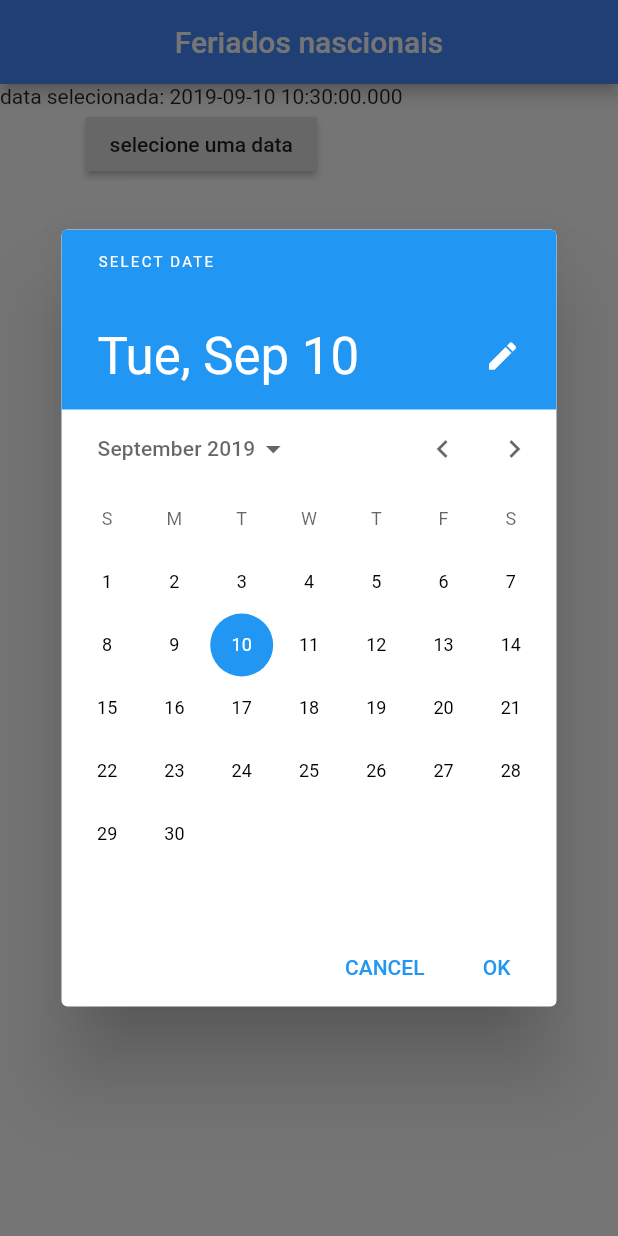
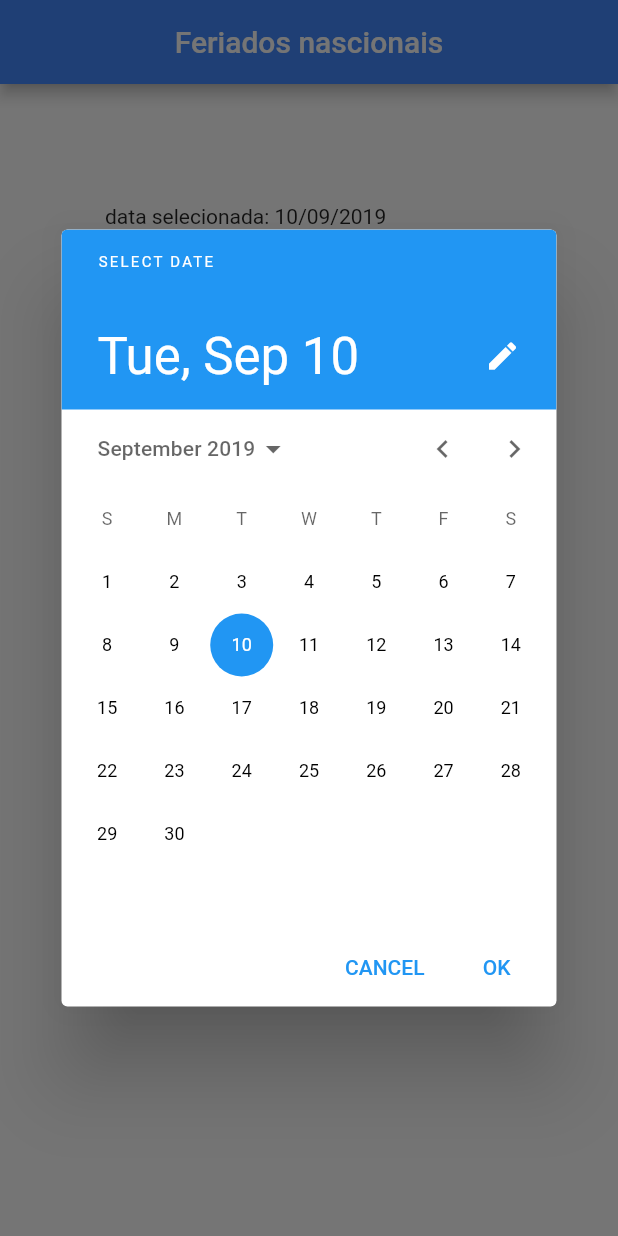
Before and after one commit to Izael-Moreno-Jr/App_pmovel, a Flutter app: the screen it shows after launch, after a tap on "selecione uma data", on a phone screen of 412 x 824 dp. Run offline on Flutter 3.47's test engine with Material 2 defaults, Android fonts, the phone set to English and light mode, and no system bars; network calls fail.

Commit message:
alteracao do formato da data para o formato visto no  brasil, reposicionamento do botao e texto, e alteracao na cor do botao

```diff
--- a/meu_app_izael/lib/main.dart
+++ b/meu_app_izael/lib/main.dart
@@ -3,6 +3,9 @@ import 'dart:async';
 import 'package:http/http.dart' as http;
 import 'dart:convert';
 import 'package:flutter/services.dart';
+import 'package:intl/intl.dart';
+
+var resBodyDate;
 
 void main() => runApp(MaterialApp(
     debugShowCheckedModeBanner: false,
@@ -26,7 +29,7 @@ class _HomeState extends State<Home> {
 
     if(escolhido != null && escolhido != _data){
 
-      print('data selecionada: ${_data.toString()}');
+      print(DateFormat('dd/MMMM/yyyy').format(_data));
       setState(() {
         _data = escolhido;
       });
@@ -40,7 +43,8 @@ class _HomeState extends State<Home> {
 
     http.Response resposta = await http.get(apiUrl);
 
-    var resBodyDate = json.decode(resposta.body);
+
+    resBodyDate = json.decode(resposta.body);
 
     if(resposta.statusCode==200){
       //Tudo Saiu Bem
@@ -81,17 +85,22 @@ class _HomeState extends State<Home> {
                   ),
                 );
               } else{
+
+                print(resBodyDate);
+
                 return SingleChildScrollView(
+                  padding: EdgeInsets.only(left: 70.0, top: 80.0, right: 0.0, bottom: 0.0),
                   child:  Column(
                     children: <Widget>[
-                      new Text('data selecionada: ${_data.toString()}' ),
+                      new Text('data selecionada: ${DateFormat('dd/MM/yyyy').format(_data)}'),
                       new RaisedButton(
+                        color: Colors.lightBlue,
                           child: Text('selecione uma data'),
                           onPressed: (){
                             _selecionarData(context);
                           }),
                     ],
-                  )
+                  ),
                 );
               }
           }
--- a/meu_app_izael/pubspec.yaml
+++ b/meu_app_izael/pubspec.yaml
@@ -24,6 +24,7 @@ dependencies:
   # Use with the CupertinoIcons class for iOS style icons.
   cupertino_icons: ^0.1.2
   http: ^0.12.0+2
+  intl: ^0.15.8
 
 dev_dependencies:
   flutter_test:
```
Also changed, not shown: meu_app_izael/pubspec.lock.
